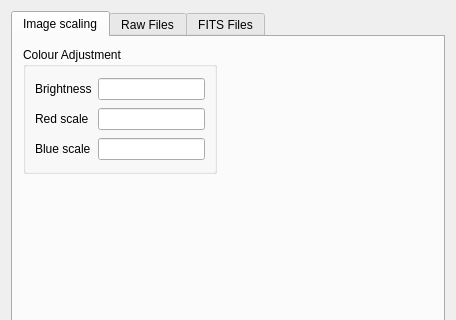
Before: the Qt Designer form DeepSkyStacker/ui/RawDDPSettings.ui in deepskystacker/DSS, drawn with Qt 5; both pictures show x 0 to 456 and y 0 to 320 of the 456 by 773 pixel window.
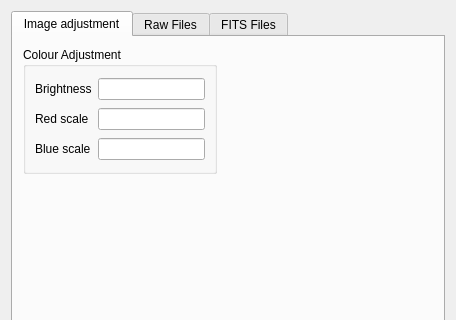
After: the same form once the commit is applied.

```diff
--- a/DeepSkyStacker/ui/RawDDPSettings.ui
+++ b/DeepSkyStacker/ui/RawDDPSettings.ui
@@ -21,7 +21,7 @@
      </property>
      <widget class="QWidget" name="imageScalingTab">
       <attribute name="title">
-       <string>Image scaling</string>
+       <string>Image adjustment</string>
       </attribute>
       <widget class="QGroupBox" name="ColourAdjustment">
        <property name="geometry">
```
